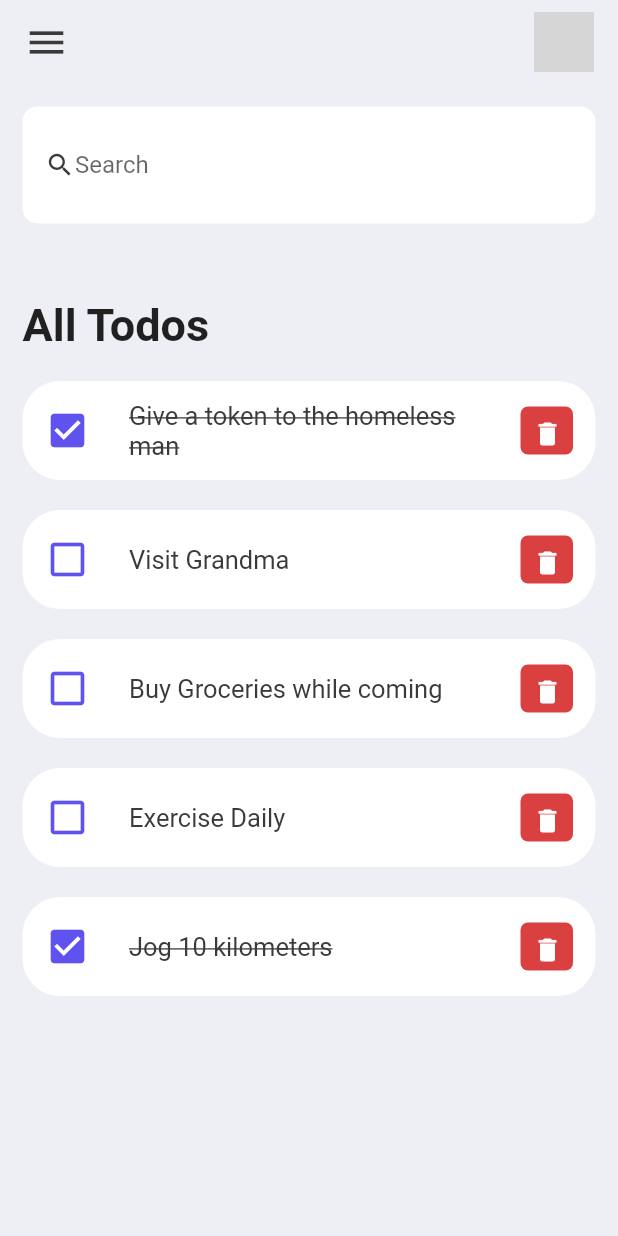
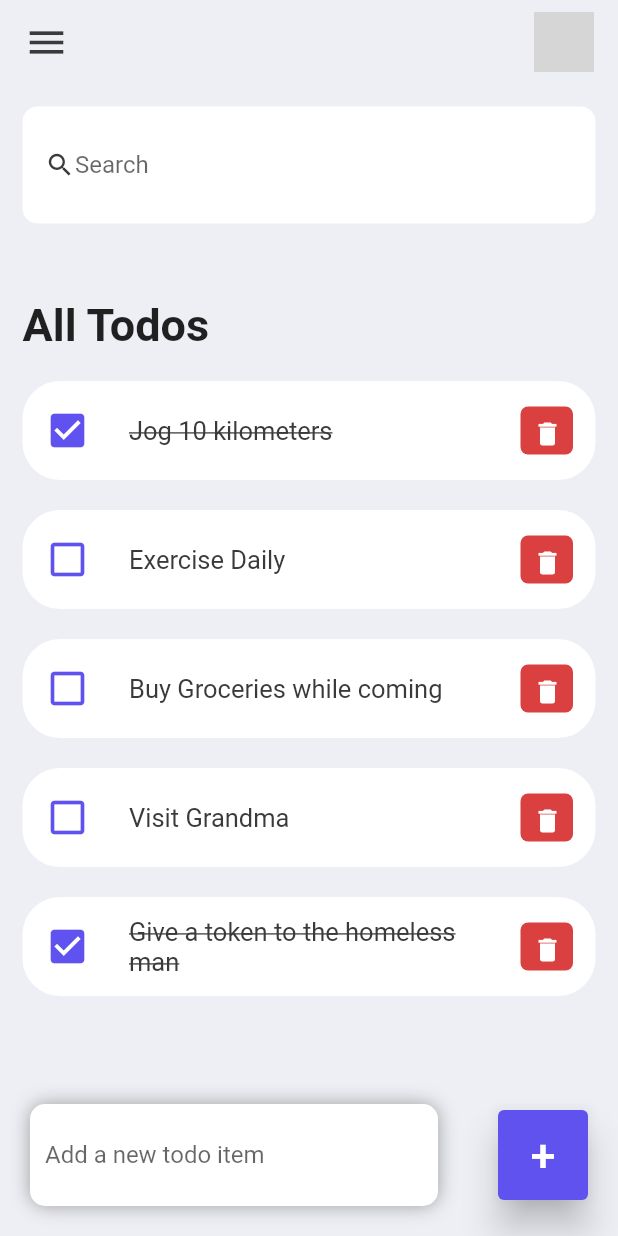
Before and after one commit to moxie99/todolistflutter, a Flutter app: the screen it shows after launch, on a phone screen of 412 x 824 dp. Run offline on Flutter 3.47's test engine with Material 2 defaults, Android fonts, the phone set to English and light mode, and no system bars; grey boxes are pictures that could not be loaded.

Commit message:
completed the to do list with filter function and updating the list

```diff
--- a/lib/screens/home.dart
+++ b/lib/screens/home.dart
@@ -3,10 +3,24 @@
 import 'package:todolistapp/model/todo.dart';
 import 'package:todolistapp/widget/todo_item.dart';
 
-class Home extends StatelessWidget {
+class Home extends StatefulWidget {
   Home({Key? key}) : super(key: key);
 
+  @override
+  State<Home> createState() => _HomeState();
+}
+
+class _HomeState extends State<Home> {
   final todosList = ToDo.todoList();
+  List<ToDo> _foundToDo = [];
+  final todoController = TextEditingController();
+
+  @override
+  void initState() {
+    _foundToDo = todosList;
+    super.initState();
+  }
+
   @override
   Widget build(BuildContext context) {
     return Scaffold(
@@ -29,15 +43,98 @@
                             fontWeight: FontWeight.bold,
                           )),
                     ),
-                    for (ToDo todoo in todosList) TodoItem(todo: todoo),
+                    for (ToDo todoo in _foundToDo.reversed)
+                      TodoItem(
+                          todo: todoo,
+                          onTodoChanged: _handleTodoChange,
+                          onTodoDeleted: _deleteTodoItem),
                   ],
                 ),
               )
             ]),
-          )
+          ),
+          Align(
+              alignment: Alignment.bottomCenter,
+              child: Row(children: [
+                Expanded(
+                    child: Container(
+                        margin:
+                            EdgeInsets.only(bottom: 20, right: 20, left: 20),
+                        padding:
+                            EdgeInsets.symmetric(horizontal: 10, vertical: 10),
+                        decoration: BoxDecoration(
+                          color: Colors.white,
+                          boxShadow: [
+                            BoxShadow(
+                              color: Colors.grey,
+                              offset: Offset(0.0, 0.0),
+                              blurRadius: 10.0,
+                              spreadRadius: 0.0,
+                            )
+                          ],
+                          borderRadius: BorderRadius.circular(10),
+                        ),
+                        child: TextField(
+                            controller: todoController,
+                            decoration: InputDecoration(
+                              hintText: "Add a new todo item",
+                              border: InputBorder.none,
+                            )))),
+                Container(
+                  margin: EdgeInsets.only(bottom: 20, left: 20, right: 20),
+                  child: ElevatedButton(
+                    child: Text("+", style: TextStyle(fontSize: 30)),
+                    onPressed: () {
+                      _addTodoitem(todoController.text);
+                    },
+                    style: ElevatedButton.styleFrom(
+                        primary: tdBlue,
+                        minimumSize: Size(60, 60),
+                        elevation: 10),
+                  ),
+                ),
+              ]))
         ],
       ),
     );
+  }
+
+  void _handleTodoChange(ToDo todo) {
+    setState(() {
+      todo.isDone = !todo.isDone;
+    });
+  }
+
+  void _deleteTodoItem(String id) {
+    setState(() {
+      todosList.removeWhere((item) => item.id == id);
+    });
+  }
+
+  void _addTodoitem(String toDo) {
+    setState(() {
+      todosList.add(ToDo(
+        id: DateTime.now().microsecondsSinceEpoch.toString(),
+        todoTitle: toDo,
+      ));
+    });
+    todoController.clear();
+  }
+
+  void _runFilter(String enteredKeyWord) {
+    List<ToDo> results = [];
+    if (enteredKeyWord.isEmpty) {
+      results = todosList;
+    } else {
+      results = todosList
+          .where((item) => item.todoTitle!
+              .toLowerCase()
+              .contains(enteredKeyWord.toLowerCase()))
+          .toList();
+    }
+    setState(() {
+      _foundToDo = results;
+    });
   }
 
   Widget searchBox() {
@@ -48,6 +145,7 @@
         borderRadius: BorderRadius.circular(10),
       ),
       child: TextField(
+        onChanged: (value) => _runFilter(value),
         decoration: InputDecoration(
           contentPadding: EdgeInsets.all(0),
           prefixIcon: Icon(Icons.search, size: 20, color: tdBlack),
--- a/lib/widget/todo_item.dart
+++ b/lib/widget/todo_item.dart
@@ -4,7 +4,15 @@
 
 class TodoItem extends StatelessWidget {
   final ToDo todo;
-  const TodoItem({Key? key, required this.todo}) : super(key: key);
+  final onTodoChanged;
+  final onTodoDeleted;
+
+  const TodoItem(
+      {Key? key,
+      required this.todo,
+      required this.onTodoChanged,
+      required this.onTodoDeleted})
+      : super(key: key);
 
   @override
   Widget build(BuildContext context) {
@@ -12,11 +20,7 @@
         margin: EdgeInsets.only(bottom: 20),
         child: ListTile(
             onTap: () {
-              if (todo.isDone == false) {
-                todo.isDone = true;
-              } else {
-                todo.isDone = false;
-              }
+              onTodoChanged(todo);
             },
             shape: RoundedRectangleBorder(
               borderRadius: BorderRadius.circular(25),
@@ -49,7 +53,7 @@
                 iconSize: 20,
                 icon: Icon(Icons.delete),
                 onPressed: () {
-                  print("Delete");
+                  onTodoDeleted(todo.id);
                 },
               ),
             )));
```
